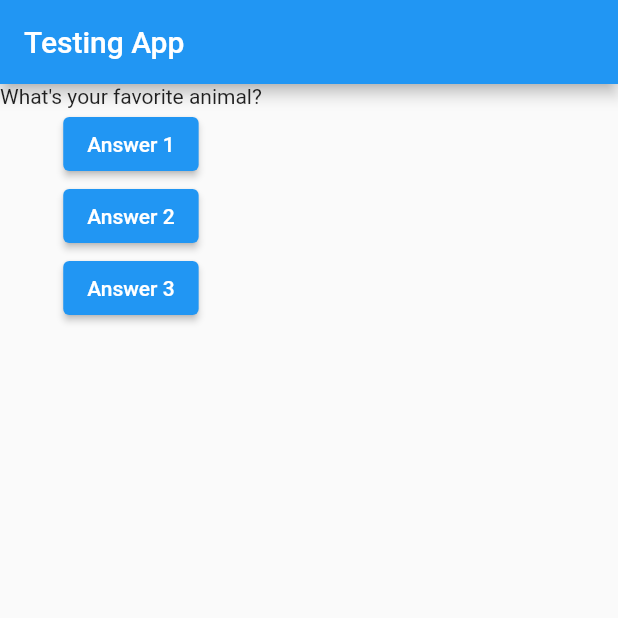
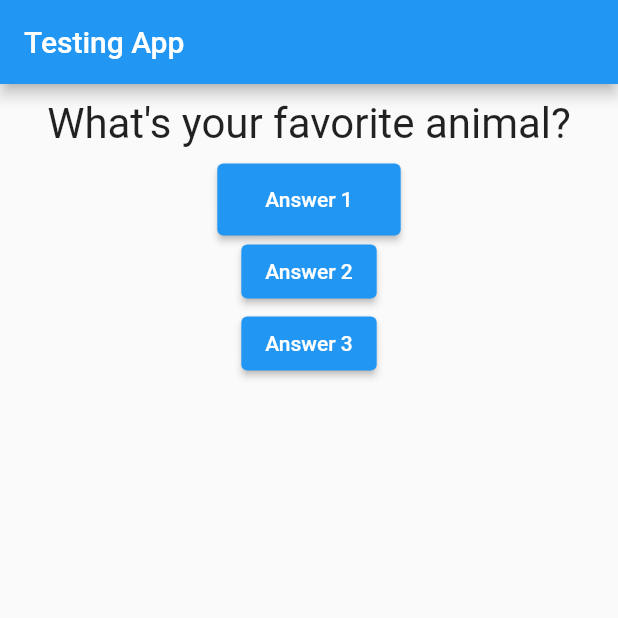
Before and after one commit to Henry12Lau/sample_app_flutter, a Flutter app: the screen it shows after launch, after a tap on "Answer 1", on a phone screen of 412 x 824 dp, the top half of it. Run offline on Flutter 3.47's test engine with Material 2 defaults, Android fonts, the phone set to English and light mode, and no system bars.

Commit message:
added style

```diff
--- a/lib/main.dart
+++ b/lib/main.dart
@@ -1,27 +1,30 @@
 import 'package:flutter/material.dart';
+import './question.dart';
 
 // void main() {
 //   runApp(MyApp());
 // }
-void main() => runApp(MyApp());
+void main() => runApp(const MyApp());
 
 class MyApp extends StatefulWidget {
+  const MyApp({super.key});
+
   @override
   State<StatefulWidget> createState() {
     // TODO: implement createState
-    return MyAppState();
+    return _MyAppState();
   }
 }
 
-class MyAppState extends State<MyApp> {
-  var questionIndex = 0;
+class _MyAppState extends State<MyApp> {
+  var _questionIndex = 0;
 
   void answerQuestion() {
     setState(() {
-      questionIndex++;
+      _questionIndex++;
     });
     print('Answer Chosen');
-    print(questionIndex);
+    print(_questionIndex);
   }
 
   @override
@@ -33,16 +36,24 @@ class MyAppState extends State<MyApp> {
     return MaterialApp(
       home: Scaffold(
         appBar: AppBar(
-          title: Text('Testing App'),
+          title: const Text('Testing App'),
         ),
         body: Column(
           children: [
-            Text(
-              question[questionIndex],
+            Question(
+              question[_questionIndex],
             ),
-            ElevatedButton(child: Text('Answer 1'), onPressed: answerQuestion),
-            ElevatedButton(child: Text('Answer 2'), onPressed: answerQuestion),
-            ElevatedButton(child: Text('Answer 3'), onPressed: answerQuestion),
+            ElevatedButton(
+              onPressed: answerQuestion,
+              child: Padding(
+                padding: EdgeInsets.all(16.0),
+                child: Text('Answer 1'),
+              ),
+            ),
+            ElevatedButton(
+                onPressed: answerQuestion, child: const Text('Answer 2')),
+            ElevatedButton(
+                onPressed: answerQuestion, child: const Text('Answer 3')),
           ],
         ),
       ),
--- /dev/null
+++ b/lib/question.dart
@@ -0,0 +1,19 @@
+import 'package:flutter/widgets.dart';
+
+class Question extends StatelessWidget {
+  final String questionText;
+  const Question(this.questionText, {super.key});
+
+  @override
+  Widget build(BuildContext context) {
+    return Container(
+      width: double.infinity,
+      margin: const EdgeInsets.all(10),
+      child: Text(
+        questionText,
+        style: const TextStyle(fontSize: 28),
+        textAlign: TextAlign.center,
+      ),
+    );
+  }
+}
```
